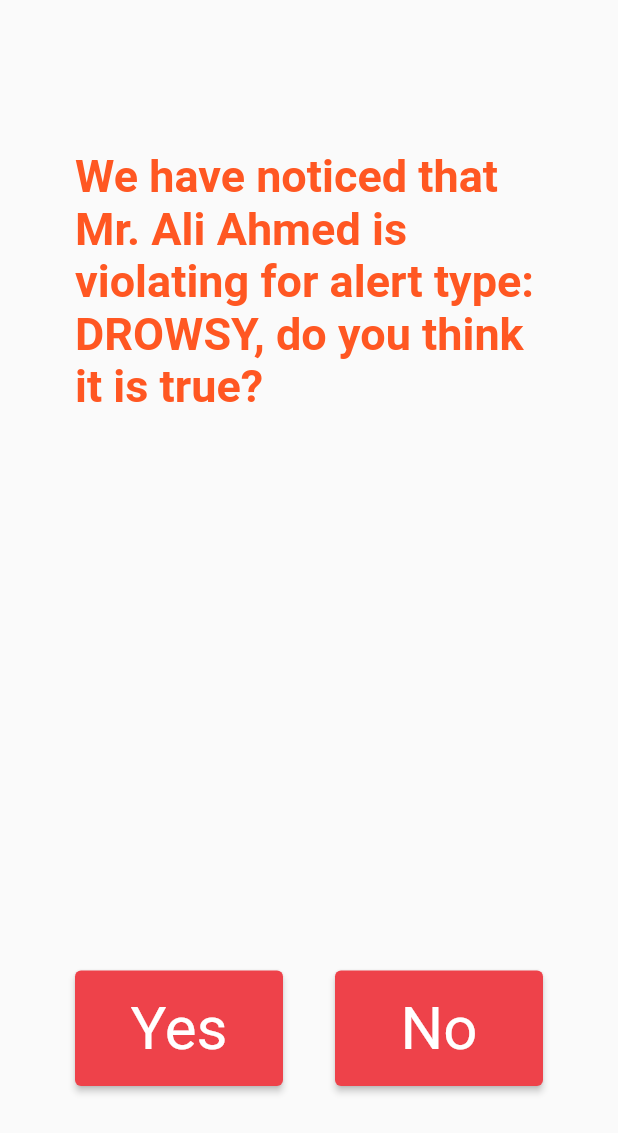
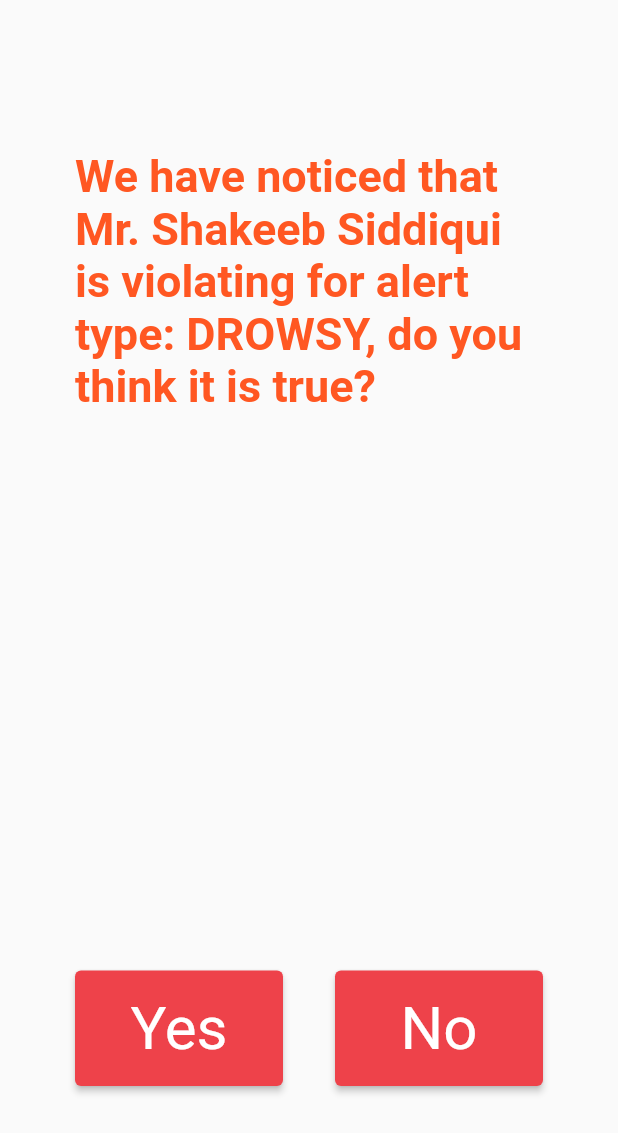
Before and after one commit to Hackfest-2021/mobile, a Flutter app: the PollScreen screen opened directly, after a tap on "Yes", on a phone screen of 412 x 824 dp. Shown: the top 1133 px of the screen. Run offline on Flutter 3.47's test engine with Material 2 defaults, Android fonts, the phone set to English and light mode, and no system bars; our stand-ins replace camera, dio, email_validator, firebase_core, firebase_messaging, flutter_local_notifications; missing offline and left inert: websocket_channel_wrapper; accounts and stored records are empty.

Commit message:
wip: add poll service

```diff
--- a/lib/screens/poll.dart
+++ b/lib/screens/poll.dart
@@ -1,8 +1,16 @@
+import 'package:driver/services/poll_service.dart';
 import 'package:flutter/cupertino.dart';
 import 'package:flutter/material.dart';
 
 class PollScreen extends StatelessWidget {
-  const PollScreen({Key? key}) : super(key: key);
+  final PollService service = PollService();
+
+  late int alertId;
+  late String alertName;
+  late String driverName;
+
+  // PollScreen({Key? key, required this.alertId, required this.alertName, required this.driverName}) : super(key: key);
+  PollScreen({Key? key, this.alertId = 1, this.alertName = "DROWSY", this.driverName = "Mr. Shakeeb Siddiqui"}) : super(key: key);
 
   @override
   Widget build(BuildContext context) {
@@ -14,20 +22,20 @@ class PollScreen extends StatelessWidget {
             mainAxisAlignment: MainAxisAlignment.center,
             crossAxisAlignment: CrossAxisAlignment.center,
             children: <Widget>[
-              const Expanded(
+              Expanded(
                   child: Padding(
-                padding: EdgeInsets.only(
+                padding: const EdgeInsets.only(
                     top: 100.0, bottom: 100.0, right: 50.0, left: 50.0),
                 child: Text(
-                    "We have noticed that Mr. Ali Ahmed is violating for alert type: DROWSY, do you think it is true?",
-                    style: TextStyle(
+                    "We have noticed that $driverName is violating for alert type: $alertName, do you think it is true?",
+                    style: const TextStyle(
                         color: Colors.deepOrange,
                         fontWeight: FontWeight.bold,
                         fontSize: 30)),
               )),
               Padding(
                   padding:
-                      EdgeInsets.only(bottom: 100.0, right: 50.0, left: 50.0),
+                      const EdgeInsets.only(bottom: 100.0, right: 50.0, left: 50.0),
                   child: Row(
                     crossAxisAlignment: CrossAxisAlignment.start,
                     mainAxisSize: MainAxisSize.max,
@@ -37,7 +45,7 @@ class PollScreen extends StatelessWidget {
                           child: ElevatedButton(
                             style: ElevatedButton.styleFrom(
                                 textStyle: const TextStyle(fontSize: 40)),
-                            onPressed: () => print("Yes"),
+                            onPressed: () => service.poll(alertId, true),
                             child: const Padding(
                                 padding: EdgeInsets.all(15.0),
                                 child: Text('Yes')),
@@ -48,7 +56,7 @@ class PollScreen extends StatelessWidget {
                           child: ElevatedButton(
                             style: ElevatedButton.styleFrom(
                                 textStyle: const TextStyle(fontSize: 40)),
-                            onPressed: () => print("No"),
+                            onPressed: () => service.poll(alertId, false),
                             child: const Padding(
                                 padding: EdgeInsets.all(15.0),
                                 child: Text('No')),
--- /dev/null
+++ b/lib/services/poll_service.dart
@@ -0,0 +1,5 @@
+class PollService {
+  poll(int alertId, bool isTrue) async {
+
+  }
+}
```
